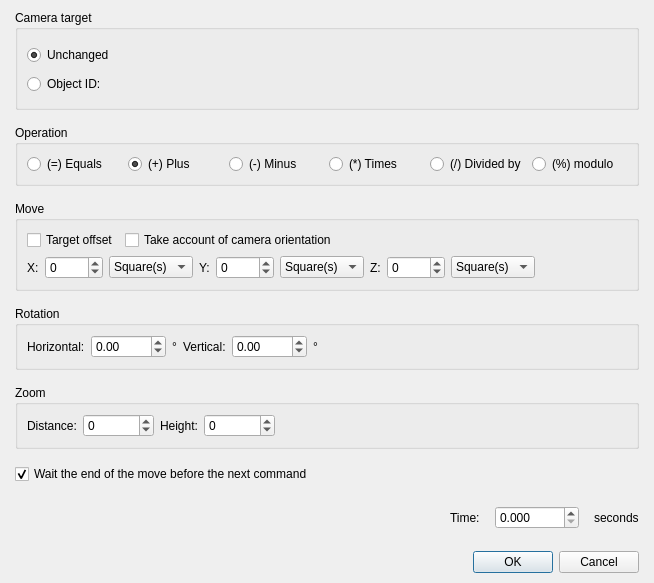
Old version of the form Engine/Dialogs/Commands/dialogcommandmovecamera.ui in the repository RPG-Paper-Maker/RPG-Paper-Maker.
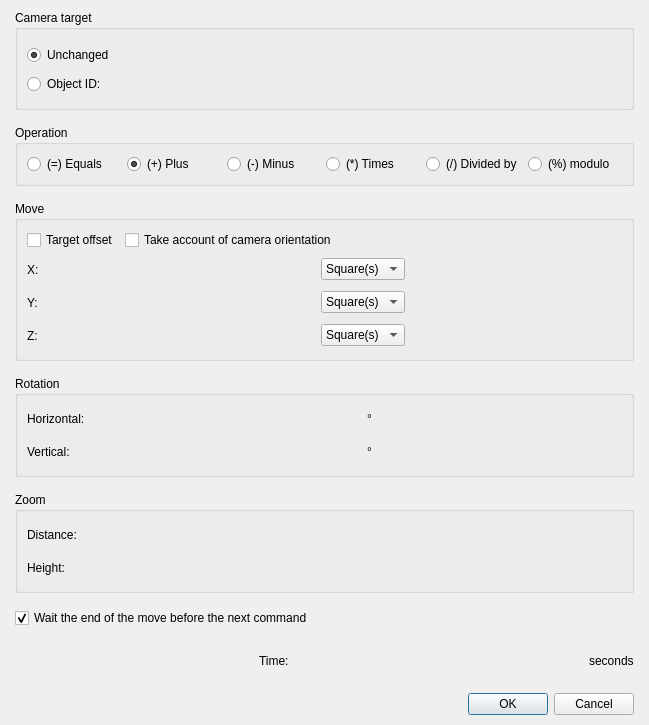
New version of the form. Custom widgets are drawn as their Qt base class.

Commit message: [E] Eventcommand move camera adding primitive numbers (+double value)

The edit to the form file:
```diff
--- a/Engine/Dialogs/Commands/dialogcommandmovecamera.ui
+++ b/Engine/Dialogs/Commands/dialogcommandmovecamera.ui
@@ -6,8 +6,8 @@
    <rect>
     <x>0</x>
     <y>0</y>
-    <width>654</width>
-    <height>583</height>
+    <width>649</width>
+    <height>725</height>
    </rect>
   </property>
   <property name="windowTitle">
@@ -184,20 +184,8 @@
           <string>Move</string>
          </property>
          <layout class="QGridLayout" name="gridLayout_3">
-          <property name="leftMargin">
-           <number>9</number>
-          </property>
-          <property name="topMargin">
-           <number>9</number>
-          </property>
-          <property name="rightMargin">
-           <number>9</number>
-          </property>
-          <property name="bottomMargin">
-           <number>9</number>
-          </property>
           <item row="0" column="0">
-           <layout class="QVBoxLayout" name="verticalLayout">
+           <layout class="QVBoxLayout" name="verticalLayout_4">
             <item>
              <layout class="QHBoxLayout" name="horizontalLayout_4">
               <item>
@@ -230,9 +218,11 @@
              </layout>
             </item>
             <item>
-             <layout class="QHBoxLayout" name="horizontalLayout_5" stretch="0,0,0,1">
+             <layout class="QHBoxLayout" name="horizontalLayout_5" stretch="0,1">
               <item>
-               <layout class="QHBoxLayout" name="horizontalLayout" stretch="0,1,0">
+               <layout class="QVBoxLayout" name="verticalLayout">
+                <item>
+                 <layout class="QHBoxLayout" name="horizontalLayout" stretch="0,0,0">
                 <item>
                  <widget class="QLabel" name="label">
                   <property name="text">
@@ -241,12 +231,18 @@
                  </widget>
                 </item>
                 <item>
-                 <widget class="QSpinBox" name="spinBoxX">
-                  <property name="minimum">
-                   <number>-5000</number>
-                  </property>
-                  <property name="maximum">
-                   <number>5000</number>
+                   <widget class="PanelPrimitiveValue" name="widgetNumberX" native="true">
+                    <property name="minimumSize">
+                     <size>
+                      <width>270</width>
+                      <height>27</height>
+                     </size>
+                    </property>
+                    <property name="maximumSize">
+                     <size>
+                      <width>270</width>
+                      <height>27</height>
+                     </size>
                   </property>
                  </widget>
                 </item>
@@ -267,7 +263,7 @@
                </layout>
               </item>
               <item>
-               <layout class="QHBoxLayout" name="horizontalLayout_3" stretch="0,1,0">
+                 <layout class="QHBoxLayout" name="horizontalLayout_3" stretch="0,0,0">
                 <item>
                  <widget class="QLabel" name="label_3">
                   <property name="text">
@@ -276,12 +272,18 @@
                  </widget>
                 </item>
                 <item>
-                 <widget class="QSpinBox" name="spinBoxY">
-                  <property name="minimum">
-                   <number>-5000</number>
-                  </property>
-                  <property name="maximum">
-                   <number>5000</number>
+                   <widget class="PanelPrimitiveValue" name="widgetNumberY" native="true">
+                    <property name="minimumSize">
+                     <size>
+                      <width>270</width>
+                      <height>27</height>
+                     </size>
+                    </property>
+                    <property name="maximumSize">
+                     <size>
+                      <width>270</width>
+                      <height>27</height>
+                     </size>
                   </property>
                  </widget>
                 </item>
@@ -302,7 +304,7 @@
                </layout>
               </item>
               <item>
-               <layout class="QHBoxLayout" name="horizontalLayout_2" stretch="0,1,0">
+                 <layout class="QHBoxLayout" name="horizontalLayout_2" stretch="0,0,0">
                 <item>
                  <widget class="QLabel" name="label_2">
                   <property name="text">
@@ -311,12 +313,18 @@
                  </widget>
                 </item>
                 <item>
-                 <widget class="QSpinBox" name="spinBoxZ">
-                  <property name="minimum">
-                   <number>-5000</number>
-                  </property>
-                  <property name="maximum">
-                   <number>5000</number>
+                   <widget class="PanelPrimitiveValue" name="widgetNumberZ" native="true">
+                    <property name="minimumSize">
+                     <size>
+                      <width>270</width>
+                      <height>27</height>
+                     </size>
+                    </property>
+                    <property name="maximumSize">
+                     <size>
+                      <width>270</width>
+                      <height>27</height>
+                     </size>
                   </property>
                  </widget>
                 </item>
@@ -336,6 +344,8 @@
                 </item>
                </layout>
               </item>
+               </layout>
+              </item>
               <item>
                <spacer name="horizontalSpacer_6">
                 <property name="orientation">
@@ -343,8 +353,8 @@
                 </property>
                 <property name="sizeHint" stdset="0">
                  <size>
-                  <width>40</width>
-                  <height>20</height>
+                  <width>178</width>
+                  <height>68</height>
                  </size>
                 </property>
                </spacer>
@@ -361,69 +371,76 @@
          <property name="title">
           <string>Rotation</string>
          </property>
+         <layout class="QGridLayout" name="gridLayout_9">
+          <item row="0" column="0">
          <layout class="QGridLayout" name="gridLayout_4">
-          <property name="leftMargin">
-           <number>9</number>
-          </property>
-          <property name="topMargin">
-           <number>9</number>
-          </property>
-          <property name="rightMargin">
-           <number>9</number>
-          </property>
-          <property name="bottomMargin">
-           <number>9</number>
-          </property>
           <item row="0" column="0">
-           <layout class="QHBoxLayout" name="horizontalLayout_9" stretch="0,0,1">
-            <item>
-             <layout class="QHBoxLayout" name="horizontalLayout_7" stretch="0,1,0">
-              <item>
                <widget class="QLabel" name="label_4">
                 <property name="text">
                  <string>Horizontal:</string>
                 </property>
                </widget>
               </item>
-              <item>
-               <widget class="QDoubleSpinBox" name="doubleSpinBoxRotationH">
-                <property name="minimum">
-                 <double>-9999.000000000000000</double>
-                </property>
-                <property name="maximum">
-                 <double>9999.000000000000000</double>
+            <item row="0" column="1">
+             <widget class="PanelPrimitiveValue" name="widgetNumberH" native="true">
+              <property name="minimumSize">
+               <size>
+                <width>270</width>
+                <height>27</height>
+               </size>
+              </property>
+              <property name="maximumSize">
+               <size>
+                <width>270</width>
+                <height>27</height>
+               </size>
                 </property>
                </widget>
               </item>
-              <item>
+            <item row="0" column="2">
                <widget class="QLabel" name="label_5">
                 <property name="text">
                  <string>°</string>
                 </property>
                </widget>
               </item>
-             </layout>
+            <item row="0" column="3" rowspan="2">
+             <spacer name="horizontalSpacer_5">
+              <property name="orientation">
+               <enum>Qt::Horizontal</enum>
+              </property>
+              <property name="sizeHint" stdset="0">
+               <size>
+                <width>188</width>
+                <height>48</height>
+               </size>
+              </property>
+             </spacer>
             </item>
-            <item>
-             <layout class="QHBoxLayout" name="horizontalLayout_8" stretch="0,1,0">
-              <item>
+            <item row="1" column="0">
                <widget class="QLabel" name="label_6">
                 <property name="text">
                  <string>Vertical:</string>
                 </property>
                </widget>
               </item>
-              <item>
-               <widget class="QDoubleSpinBox" name="doubleSpinBoxRotationV">
-                <property name="minimum">
-                 <double>-9999.000000000000000</double>
-                </property>
-                <property name="maximum">
-                 <double>9999.000000000000000</double>
+            <item row="1" column="1">
+             <widget class="PanelPrimitiveValue" name="widgetNumberV" native="true">
+              <property name="minimumSize">
+               <size>
+                <width>270</width>
+                <height>27</height>
+               </size>
+              </property>
+              <property name="maximumSize">
+               <size>
+                <width>270</width>
+                <height>27</height>
+               </size>
                 </property>
                </widget>
               </item>
-              <item>
+            <item row="1" column="2">
                <widget class="QLabel" name="label_7">
                 <property name="text">
                  <string>°</string>
@@ -432,21 +449,6 @@
               </item>
              </layout>
             </item>
-            <item>
-             <spacer name="horizontalSpacer_5">
-              <property name="orientation">
-               <enum>Qt::Horizontal</enum>
-              </property>
-              <property name="sizeHint" stdset="0">
-               <size>
-                <width>40</width>
-                <height>20</height>
-               </size>
-              </property>
-             </spacer>
-            </item>
-           </layout>
-          </item>
          </layout>
         </widget>
        </item>
@@ -455,23 +457,11 @@
          <property name="title">
           <string>Zoom</string>
          </property>
+         <layout class="QGridLayout" name="gridLayout_8">
+          <item row="0" column="0">
          <layout class="QGridLayout" name="gridLayout_5">
-          <property name="leftMargin">
-           <number>9</number>
-          </property>
-          <property name="topMargin">
-           <number>9</number>
-          </property>
-          <property name="rightMargin">
-           <number>9</number>
-          </property>
-          <property name="bottomMargin">
-           <number>9</number>
-          </property>
           <item row="0" column="0">
-           <layout class="QHBoxLayout" name="horizontalLayout_12">
-            <item>
-             <layout class="QHBoxLayout" name="horizontalLayout_10">
+             <layout class="QHBoxLayout" name="horizontalLayout_10" stretch="0,1">
               <item>
                <widget class="QLabel" name="label_8">
                 <property name="text">
@@ -480,19 +470,38 @@
                </widget>
               </item>
               <item>
-               <widget class="QSpinBox" name="spinBoxDistance">
-                <property name="minimum">
-                 <number>-9999999</number>
+               <widget class="PanelPrimitiveValue" name="widgetNumberDistance" native="true">
+                <property name="minimumSize">
+                 <size>
+                  <width>270</width>
+                  <height>27</height>
+                 </size>
                 </property>
-                <property name="maximum">
-                 <number>9999999</number>
+                <property name="maximumSize">
+                 <size>
+                  <width>270</width>
+                  <height>27</height>
+                 </size>
                 </property>
                </widget>
               </item>
              </layout>
             </item>
-            <item>
-             <layout class="QHBoxLayout" name="horizontalLayout_11">
+            <item row="0" column="1" rowspan="2">
+             <spacer name="horizontalSpacer_7">
+              <property name="orientation">
+               <enum>Qt::Horizontal</enum>
+              </property>
+              <property name="sizeHint" stdset="0">
+               <size>
+                <width>128</width>
+                <height>38</height>
+               </size>
+              </property>
+             </spacer>
+            </item>
+            <item row="1" column="0">
+             <layout class="QHBoxLayout" name="horizontalLayout_11" stretch="0,1">
               <item>
                <widget class="QLabel" name="label_9">
                 <property name="text">
@@ -501,30 +510,23 @@
                </widget>
               </item>
               <item>
-               <widget class="QSpinBox" name="spinBoxHeight">
-                <property name="minimum">
-                 <number>-9999999</number>
+               <widget class="PanelPrimitiveValue" name="widgetNumberHeight" native="true">
+                <property name="minimumSize">
+                 <size>
+                  <width>270</width>
+                  <height>27</height>
+                 </size>
                 </property>
-                <property name="maximum">
-                 <number>9999999</number>
+                <property name="maximumSize">
+                 <size>
+                  <width>270</width>
+                  <height>27</height>
+                 </size>
                 </property>
                </widget>
               </item>
              </layout>
             </item>
-            <item>
-             <spacer name="horizontalSpacer_7">
-              <property name="orientation">
-               <enum>Qt::Horizontal</enum>
-              </property>
-              <property name="sizeHint" stdset="0">
-               <size>
-                <width>40</width>
-                <height>20</height>
-               </size>
-              </property>
-             </spacer>
-            </item>
            </layout>
           </item>
          </layout>
@@ -549,7 +551,7 @@
            </property>
            <property name="sizeHint" stdset="0">
             <size>
-             <width>348</width>
+             <width>188</width>
              <height>20</height>
             </size>
            </property>
@@ -563,12 +565,18 @@
           </widget>
          </item>
          <item>
-          <widget class="QDoubleSpinBox" name="doubleSpinBoxTime">
-           <property name="decimals">
-            <number>3</number>
+          <widget class="PanelPrimitiveValue" name="widgetNumberTime" native="true">
+           <property name="minimumSize">
+            <size>
+             <width>270</width>
+             <height>27</height>
+            </size>
            </property>
-           <property name="maximum">
-            <double>99999.000000000000000</double>
+           <property name="maximumSize">
+            <size>
+             <width>270</width>
+             <height>27</height>
+            </size>
            </property>
           </widget>
          </item>
```
Left out of the diff: 3 changed lines with no effect on the pictures. Lines whose indentation alone changed are shown as unchanged. The commit also changes 9 other files.
